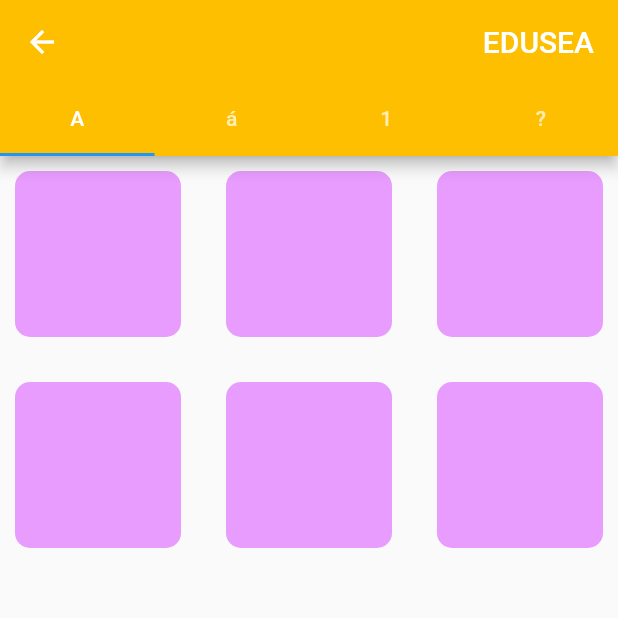
After one commit to evepy/braille_app, a Flutter app: the AlfabetoPg screen opened directly, on a phone screen of 412 x 824 dp, the top half of it. The commit adds this screen. Run offline on Flutter 3.47's test engine with Material 2 defaults, Android fonts, the phone set to English and light mode, and no system bars.

Commit message:
Nuevas Paginas

```diff
--- /dev/null
+++ b/lib/screens/alfabeto.dart
@@ -0,0 +1,124 @@
+import 'package:flutter/material.dart';
+
+class AlfabetoPg extends StatefulWidget {
+  const AlfabetoPg({super.key});
+
+  @override
+  State<AlfabetoPg> createState() => _AlfabetoPgState();
+}
+
+class _AlfabetoPgState extends State<AlfabetoPg> {
+  @override
+  Widget build(BuildContext context) {
+    return DefaultTabController(
+        length: 4,
+        child: Scaffold(
+            appBar: AppBar(
+              backgroundColor: Color(0xFFFDBF00),
+              title: Align(alignment: Alignment.centerRight,
+              child: Text("EDUSEA"),),
+              bottom: TabBar(
+                tabs: [
+                  Tab(
+                    text: "A",
+                  ),
+                  Tab(
+                    text: "á",
+                  ),
+                  Tab(
+                    text: "1",
+                  ),
+                  Tab(
+                    text: "?",
+                  ),
+                ],
+              ),
+            ),
+            body:
+              TabBarView(
+                children: [
+                  GridView(
+                    gridDelegate:SliverGridDelegateWithFixedCrossAxisCount(
+                                crossAxisCount: 3,
+                                crossAxisSpacing: 10,
+                                mainAxisSpacing: 10,
+                                childAspectRatio: 1,
+                              ),
+                    scrollDirection: Axis.vertical,
+                    children: [
+                      Padding(
+                        padding:EdgeInsetsDirectional.fromSTEB(10,10,10,10),
+                        child: Container(
+                          width: 100,
+                          height: 100,
+                          decoration: BoxDecoration(
+                            color: Color(0xC6E381FF),
+                            borderRadius: BorderRadius.circular(10)
+                          ),
+                        ),
+                      ),
+                      Padding(
+                        padding:EdgeInsetsDirectional.fromSTEB(10,10,10,10),
+                        child: Container(
+                          width: 100,
+                          height: 100,
+                          decoration: BoxDecoration(
+                            color: Color(0xC6E381FF),
+                            borderRadius: BorderRadius.circular(10)
+                          ),
+                        ),
+                      ),
+                      Padding(
+                        padding:EdgeInsetsDirectional.fromSTEB(10,10,10,10),
+                        child: Container(
+                          width: 100,
+                          height: 100,
+                          decoration: BoxDecoration(
+                            color: Color(0xC6E381FF),
+                            borderRadius: BorderRadius.circular(10)
+                          ),
+                        ),
+                      ),
+                      Padding(
+                        padding:EdgeInsetsDirectional.fromSTEB(10,10,10,10),
+                        child: Container(
+                          width: 100,
+                          height: 100,
+                          decoration: BoxDecoration(
+                            color: Color(0xC6E381FF),
+                            borderRadius: BorderRadius.circular(10)
+                          ),
+                        ),
+                      ),
+                      Padding(
+                        padding:EdgeInsetsDirectional.fromSTEB(10,10,10,10),
+                        child: Container(
+                          width: 100,
+                          height: 100,
+                          decoration: BoxDecoration(
+                            color: Color(0xC6E381FF),
+                            borderRadius: BorderRadius.circular(10)
+                          ),
+                        ),
+                      ),
+                      Padding(
+                        padding:EdgeInsetsDirectional.fromSTEB(10,10,10,10),
+                        child: Container(
+                          width: 100,
+                          height: 100,
+                          decoration: BoxDecoration(
+                            color: Color(0xC6E381FF),
+                            borderRadius: BorderRadius.circular(10)
+                          ),
+                        ),
+                      ),
+                    ],
+                  ),
+                  Icon(Icons.headphones_battery_sharp),
+                  Icon(Icons.headphones_battery_sharp),
+                  Icon(Icons.headphones_battery_sharp),
+                ]
+                ),
+            ));
+  }
+}
```
Also changed, not shown: lib/screens/convertir.dart (added, +37 -0 lines), lib/screens/inicio.dart (+22 -2 lines).
